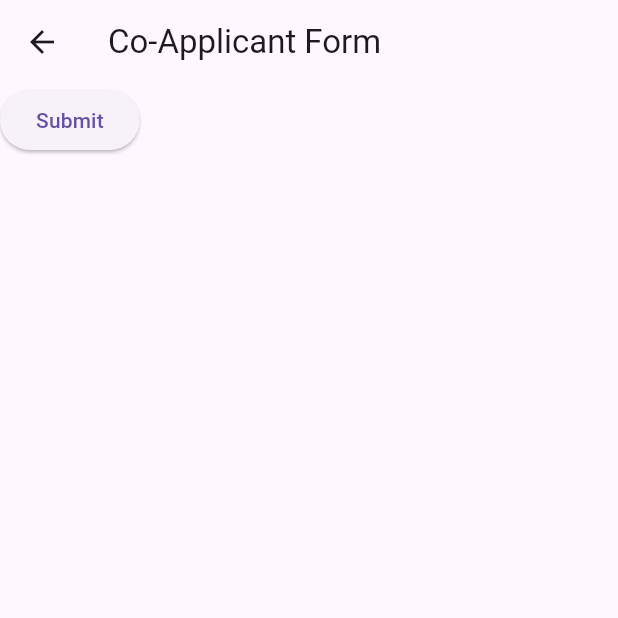
After one commit to frpatino6/SerratoWaterApp, a Flutter app: the CoApplicantForm screen opened directly, on a phone screen of 412 x 824 dp, the top half of it. The commit adds this screen. Run offline on Flutter 3.47's test engine with Material 3 defaults, Android fonts, the phone set to English and light mode, and no system bars; our stand-ins replace equatable, file_picker, flutter_bloc, flutter_masked_text2, keyboard_dismisser, shared_preferences; missing offline and left inert: flutter_signature_pad; accounts and stored records are empty.

Commit message:
Add co-applicant form dialog

```diff
--- /dev/null
+++ b/lib/screens/co_applicant_form.dart
@@ -0,0 +1,41 @@
+import 'package:flutter/material.dart';
+
+class CoApplicantForm extends StatefulWidget {
+  const CoApplicantForm({super.key});
+
+  @override
+  _CoApplicantFormState createState() => _CoApplicantFormState();
+}
+
+class _CoApplicantFormState extends State<CoApplicantForm> {
+  final _formKey = GlobalKey<FormState>();
+  // Define las variables necesarias para tu formulario aquí
+
+  @override
+  Widget build(BuildContext context) {
+    return Scaffold(
+      appBar: AppBar(
+        title: const Text('Co-Applicant Form'),
+      ),
+      body: Form(
+        key: _formKey,
+        child: Column(
+          children: <Widget>[
+            // Tus campos de formulario van aquí
+            ElevatedButton(
+              onPressed: () {
+                if (_formKey.currentState!.validate()) {
+                  // Recoger los datos del formulario
+                  Navigator.pop(
+                    context, /* Datos del formulario */
+                  );
+                }
+              },
+              child: const Text('Submit'),
+            ),
+          ],
+        ),
+      ),
+    );
+  }
+}
--- a/lib/screens/single_data_capture_screen.dart
+++ b/lib/screens/single_data_capture_screen.dart
@@ -126,7 +126,7 @@ class _SingleDataCaptureScreenState extends State<SingleDataCaptureScreen> {
                     spacing: 8, // Espacio entre los Chips
                     children: _selectedProducts
                         .map((product) => Chip(
-                              label: Text(product!),
+                              label: Text(product),
                               backgroundColor: Colors.blue,
                               labelStyle: const TextStyle(color: Colors.white),
                               deleteIcon:
```
Also changed, not shown: lib/screens/data_capture_screen.dart (+42 -1 lines).
